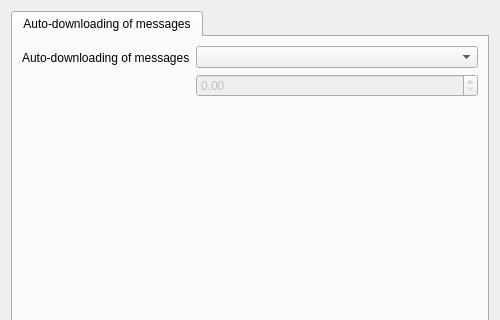
This is src/librssguard/services/abstract/gui/formfeeddetails.ui in norbusan/rssguard-debian as Qt 5 draws it before an edit; both pictures show x 0 to 500 and y 0 to 320 of the 500 by 600 pixel window. The edited form follows.
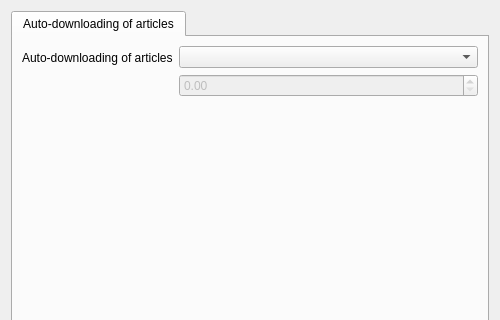
This is the edited form. Custom widgets are drawn as their Qt base class.

The edit to the form file:
```diff
--- a/src/librssguard/services/abstract/gui/formfeeddetails.ui
+++ b/src/librssguard/services/abstract/gui/formfeeddetails.ui
@@ -21,13 +21,13 @@
      </property>
      <widget class="QWidget" name="tabUpdating">
       <attribute name="title">
-       <string>Auto-downloading of messages</string>
+       <string>Auto-downloading of articles</string>
       </attribute>
       <layout class="QFormLayout" name="formLayout">
        <item row="0" column="0">
         <widget class="QLabel" name="label_6">
          <property name="text">
-          <string>Auto-downloading of messages</string>
+          <string>Auto-downloading of articles</string>
          </property>
          <property name="buddy">
           <cstring>m_cmbAutoUpdateType</cstring>
```
